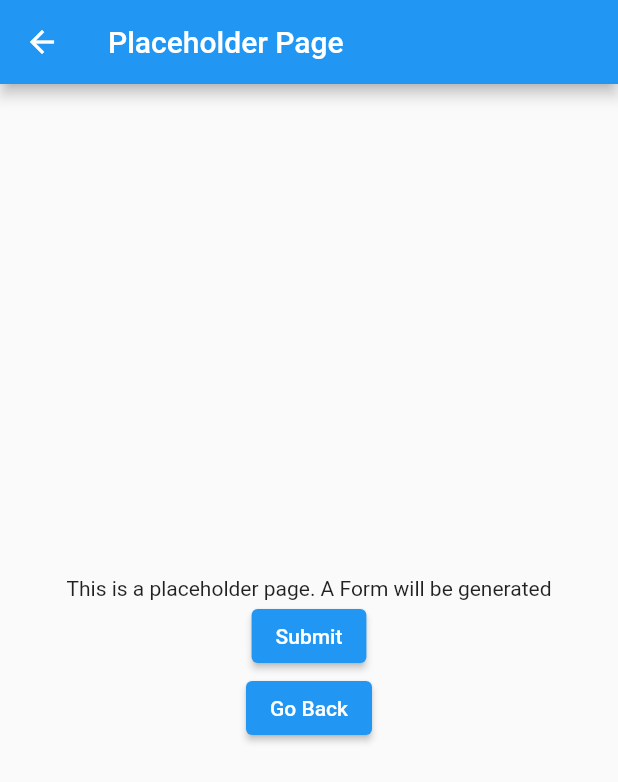
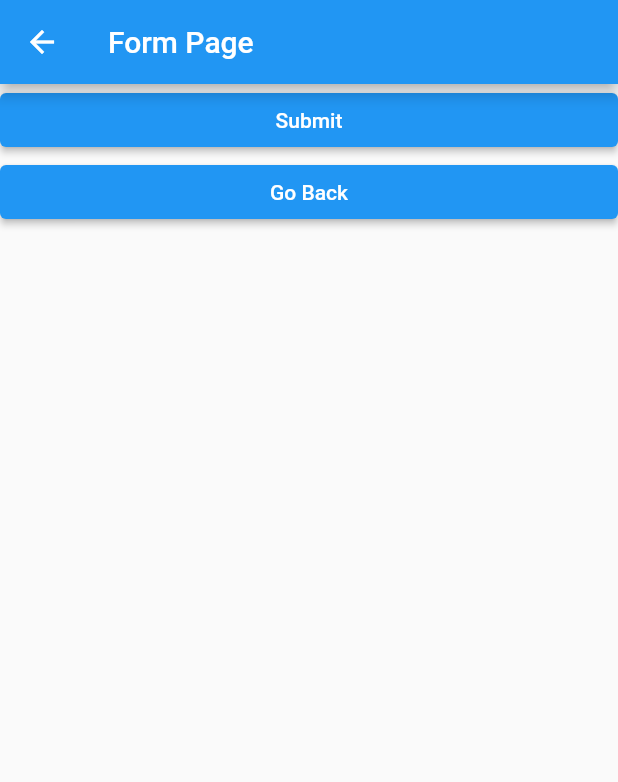
Before and after one commit to a307/tru-dawson-project, a Flutter app: the FormPage screen opened directly, on a phone screen of 412 x 824 dp. Shown: the top 782 px of the screen. Run offline on Flutter 3.47's test engine with Material 2 defaults, Android fonts, the phone set to English and light mode, and no system bars; drawn by our look-alikes of flutter_form_builder; our stand-ins replace cloud_firestore, firebase_auth, firebase_core, firebase_database, form_builder_validators; accounts and stored records are empty.

Commit message:
Continued work on form generator
Made some more changes and added some comments. Still a work in progress.

```diff
--- a/tru_dawson_project/lib/main.dart
+++ b/tru_dawson_project/lib/main.dart
@@ -9,6 +9,7 @@ import 'package:firebase_database/firebase_database.dart';
 import 'package:flutter/material.dart';
 import 'package:flutter_localizations/flutter_localizations.dart';
 import 'package:form_builder_validators/form_builder_validators.dart';
+import 'package:flutter_form_builder/flutter_form_builder.dart';
 
 import 'sources/conditional_fields.dart';
 import 'sources/dynamic_fields.dart';
@@ -24,8 +25,12 @@ import 'package:tru_dawson_project/database.dart';
 import 'firebase_options.dart';
 import 'package:tru_dawson_project/auth.dart';
 
+// List to hold all of the individual JSONs
+List<Map<String, dynamic>>? separatedForms = [];
+
 void main() async {
   List<String> list = [];
+
   //Ensures flutter widgets are initialized
   WidgetsFlutterBinding.ensureInitialized();
   //Initialize Firebase
@@ -45,6 +50,11 @@ void main() async {
 
   //Convert DataSnapshot to JSON map (string of JSON form content)
   Map<String, dynamic>? jsonMap = dataSnapshotToMap(snapshot);
+
+  jsonMap?.forEach((key, value) {
+    // For each form in the original map, create a new map and add it to the list
+    separatedForms?.add(value);
+  });
 
   //Print data out if there is any
   if (snapshot.exists) {
@@ -122,7 +132,24 @@ class MyApp extends StatelessWidget {
                       Navigator.of(context).push(
                         MaterialPageRoute(
                           builder: (context) {
-                            return FormPage(); // Replace with your desired page.
+                            try {
+                              // Searching for the form with the name equal to item
+                              Map<String, dynamic>? targetForm =
+                                  separatedForms?.firstWhere(
+                                (formMap) =>
+                                    formMap.values.first['metadata']
+                                        ['formName'] ==
+                                    item,
+                              );
+                              final formFields = generateForm(targetForm);
+                              return FormPage(
+                                  formFields:
+                                      formFields); // Pass formFields to the Form Page
+                            } catch (e) {
+                              // If the form isn't found for some reason, then print an error message
+                              print('Form with the name $item not found');
+                              return FormPage(); // If the form isn't found then return an empty form page
+                            }
                           },
                         ),
                       );
@@ -138,30 +165,37 @@ class MyApp extends StatelessWidget {
   }
 }
 
+// Logic for form submission
 void submitForm() {}
 
-List<Widget> buildForm(List<dynamic> questions) {
+// Logic for Generating Forms
+List<Widget> generateForm(Map<String, dynamic>? form) {
   List<Widget> formFields = [];
 
-  return formFields;
+  return formFields; // Return the form fields based on the JSON data
 }
 
 class FormPage extends StatelessWidget {
+  final List<Widget> formFields;
+
+  FormPage({Key? key, this.formFields = const []}) : super(key: key);
+
+  final GlobalKey<FormBuilderState> _fbKey = GlobalKey<FormBuilderState>();
+
   @override
   Widget build(BuildContext context) {
     return Scaffold(
       appBar: AppBar(
-        title: Text('Placeholder Page'),
+        title: Text('Form Page'),
       ),
-      body: Center(
-        child: Column(
-          mainAxisAlignment: MainAxisAlignment.center,
+      body: FormBuilder(
+        key: _fbKey,
+        child: ListView(
           children: [
-            Text('This is a placeholder page. A Form will be generated'),
+            ...formFields, // THe form fields will be inserted here
             ElevatedButton(onPressed: submitForm, child: Text('Submit')),
             ElevatedButton(
               onPressed: () {
-                // Navigate back to the previous page when the button is pressed.
                 Navigator.of(context).pop();
               },
               child: const Text('Go Back'),
```
